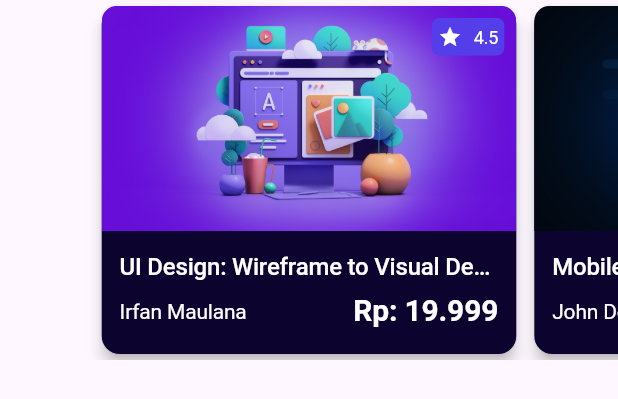
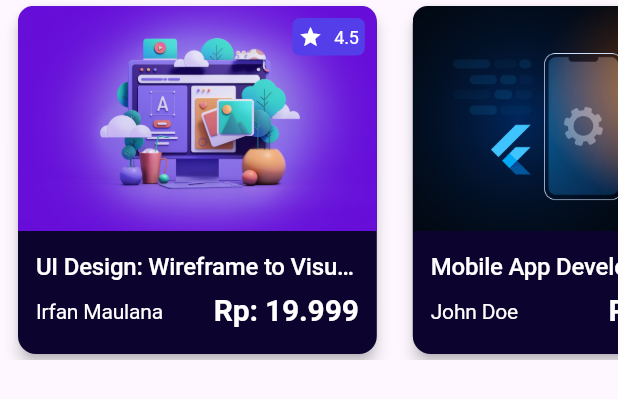
Before and after one commit to irfanarfianto/e-learning-apps, a Flutter app: the PopularCoursesSlider widget shown alone on an empty page, opened directly, on a phone screen of 412 x 824 dp. Shown: the top 399 px of the screen. Run offline on Flutter 3.47's test engine with Material 3 defaults, Android fonts, the phone set to English and light mode, and no system bars; drawn by our look-alikes of carousel_slider; our stand-ins replace font_awesome_flutter; Roboto replaces fonts that are missing (DM Sans).

```diff
--- a/lib/screens/carousel/popular_courses_carousel.dart
+++ b/lib/screens/carousel/popular_courses_carousel.dart
@@ -1,5 +1,5 @@
+import 'package:e_learning_apps/color/app_colors.dart';
 import 'package:flutter/material.dart';
-import 'package:carousel_slider/carousel_slider.dart';
 import '../course/course_details.dart';
 
 class SimpleCourseCard extends StatelessWidget {
@@ -213,20 +213,20 @@ class PopularCoursesSlider extends StatelessWidget {
 
   @override
   Widget build(BuildContext context) {
-    return CarouselSlider.builder(
-      options: CarouselOptions(
+    return Container(
       height: 240.0,
-        enableInfiniteScroll: false,
-        viewportFraction: 0.7,
-      ),
+      child: ListView.builder(
+        scrollDirection: Axis.horizontal,
         itemCount: courses.length,
-      itemBuilder: (BuildContext context, int index, int realIndex) {
+        itemBuilder: (context, index) {
           final course = courses[index];
           return Container(
-          margin: const EdgeInsets.symmetric(horizontal: 2.0),
+            margin: const EdgeInsets.symmetric(horizontal: 8),
+            width: MediaQuery.of(context).size.width * 0.6,
             child: SimpleCourseCard(courseData: course),
           );
         },
+      ),
     );
   }
 }
@@ -237,7 +237,7 @@ void main() {
       home: Scaffold(
         appBar: AppBar(
           title: const Text('Popular Courses'),
-          backgroundColor: const Color(0xFF0C042E),
+          backgroundColor: AppColors.primaryColor,
         ),
         body: PopularCoursesSlider(),
       ),
--- a/lib/screens/home_screen.dart
+++ b/lib/screens/home_screen.dart
@@ -78,6 +78,7 @@ class _HomeScreenState extends State<HomeScreen> {
       child: SingleChildScrollView(
         child: Column(
           children: [
+            SizedBox(height: 20),
             buildUserInfo(), // Panggil fungsi buildUserInfo di sini
             SizedBox(height: 20),
             Card(
```
Lines whose indentation alone changed are shown as unchanged.
